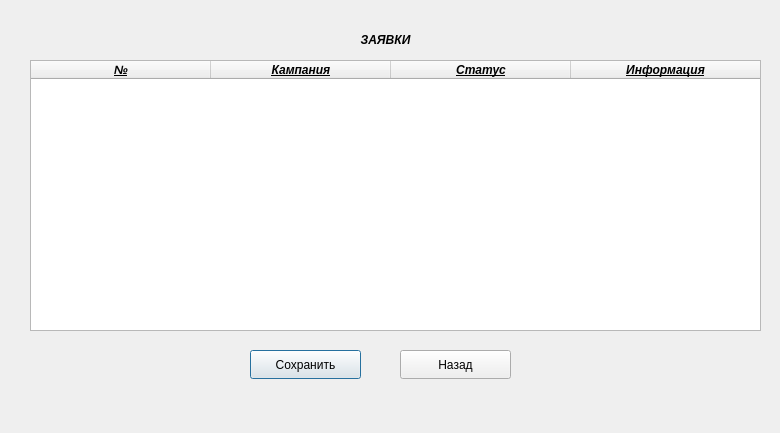
Rina-key/kursach1, file zayavki12.ui: the form before one commit.
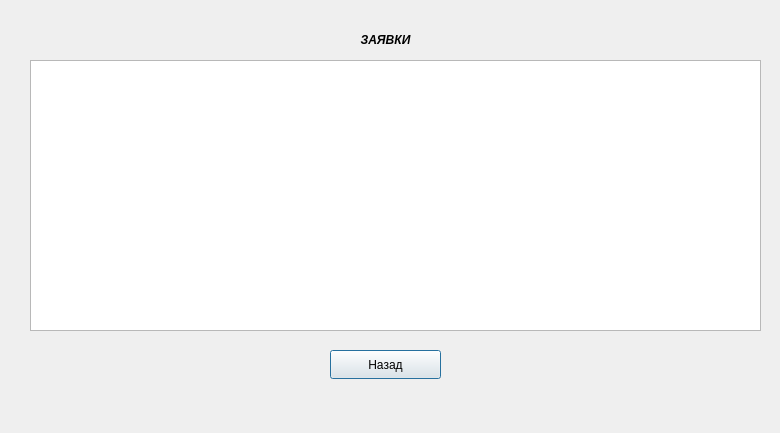
The form after the commit. Icons and pictures are not drawn.

```diff
--- a/zayavki12.ui
+++ b/zayavki12.ui
@@ -29,7 +29,7 @@
     <string>&lt;html&gt;&lt;head/&gt;&lt;body&gt;&lt;p align=&quot;center&quot;&gt;&lt;span style=&quot; font-weight:700; font-style:italic;&quot;&gt;ЗАЯВКИ&lt;/span&gt;&lt;/p&gt;&lt;/body&gt;&lt;/html&gt;</string>
    </property>
   </widget>
-  <widget class="QTableWidget" name="tableWidget">
+  <widget class="QTableView" name="tableView">
    <property name="geometry">
     <rect>
      <x>30</x>
@@ -53,16 +53,13 @@
    <property name="lineWidth">
     <number>7</number>
    </property>
-   <attribute name="horizontalHeaderCascadingSectionResizes">
-    <bool>true</bool>
-   </attribute>
-   <attribute name="horizontalHeaderDefaultSectionSize">
+   <attribute name="horizontalHeaderMinimumSectionSize">
     <number>180</number>
    </attribute>
-   <attribute name="horizontalHeaderShowSortIndicator" stdset="0">
+   <attribute name="horizontalHeaderHighlightSections">
     <bool>true</bool>
    </attribute>
-   <attribute name="horizontalHeaderStretchLastSection">
+   <attribute name="verticalHeaderVisible">
     <bool>true</bool>
    </attribute>
    <attribute name="verticalHeaderCascadingSectionResizes">
@@ -71,107 +68,17 @@
    <attribute name="verticalHeaderMinimumSectionSize">
     <number>50</number>
    </attribute>
-   <attribute name="verticalHeaderDefaultSectionSize">
-    <number>50</number>
+   <attribute name="verticalHeaderHighlightSections">
+    <bool>false</bool>
    </attribute>
-   <column>
-    <property name="text">
-     <string>№</string>
-    </property>
-    <property name="font">
-     <font>
-      <italic>true</italic>
-      <bold>true</bold>
-      <underline>true</underline>
-     </font>
-    </property>
-    <property name="background">
-     <color alpha="30">
-      <red>0</red>
-      <green>0</green>
-      <blue>0</blue>
-     </color>
-    </property>
-   </column>
-   <column>
-    <property name="text">
-     <string>Кампания</string>
-    </property>
-    <property name="font">
-     <font>
-      <italic>true</italic>
-      <bold>true</bold>
-      <underline>true</underline>
-     </font>
-    </property>
-    <property name="background">
-     <color alpha="30">
-      <red>0</red>
-      <green>0</green>
-      <blue>0</blue>
-     </color>
-    </property>
-   </column>
-   <column>
-    <property name="text">
-     <string>Статус</string>
-    </property>
-    <property name="font">
-     <font>
-      <italic>true</italic>
-      <bold>true</bold>
-      <underline>true</underline>
-      <strikeout>false</strikeout>
-     </font>
-    </property>
-    <property name="background">
-     <color alpha="30">
-      <red>0</red>
-      <green>0</green>
-      <blue>0</blue>
-     </color>
-    </property>
-    <property name="icon">
-     <iconset theme="contact-new"/>
-    </property>
-   </column>
-   <column>
-    <property name="text">
-     <string>Информация</string>
-    </property>
-    <property name="font">
-     <font>
-      <italic>true</italic>
-      <bold>true</bold>
-      <underline>true</underline>
-     </font>
-    </property>
-    <property name="background">
-     <color alpha="30">
-      <red>0</red>
-      <green>0</green>
-      <blue>0</blue>
-     </color>
-    </property>
-   </column>
-  </widget>
-  <widget class="QPushButton" name="pushButton">
-   <property name="geometry">
-    <rect>
-     <x>250</x>
-     <y>350</y>
-     <width>111</width>
-     <height>29</height>
-    </rect>
-   </property>
-   <property name="text">
-    <string>Сохранить</string>
-   </property>
+   <attribute name="verticalHeaderStretchLastSection">
+    <bool>false</bool>
+   </attribute>
   </widget>
   <widget class="QPushButton" name="pushButton_2">
    <property name="geometry">
     <rect>
-     <x>400</x>
+     <x>330</x>
      <y>350</y>
      <width>111</width>
      <height>29</height>
```
Left out of the diff: 2 changed lines with no effect on the pictures.
